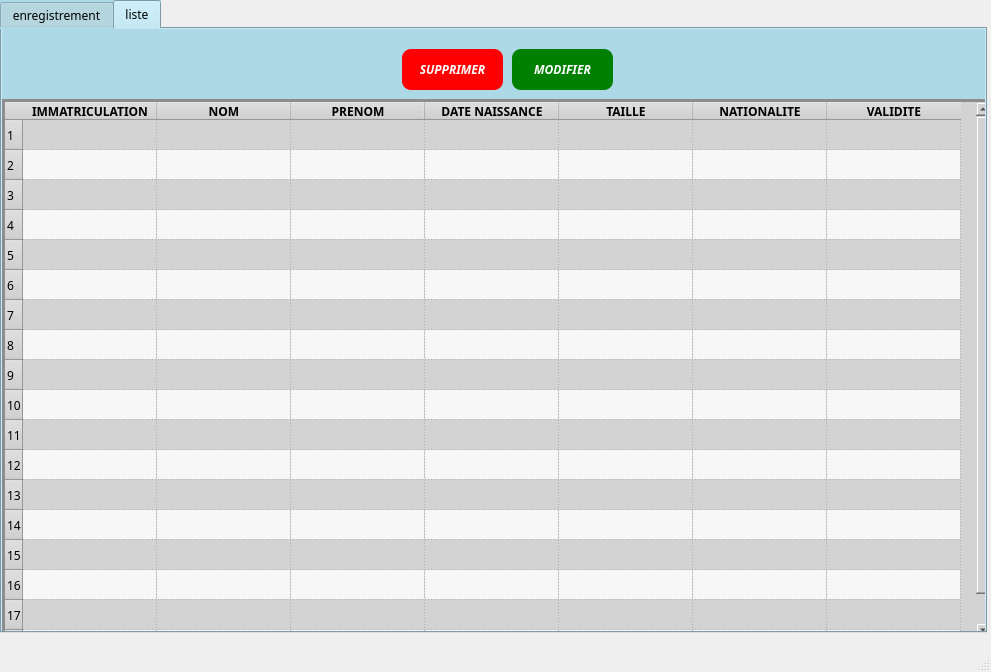
Before: the Qt Designer form UI/renseigmnement_carte_Id.ui in koueAnicet/exerciceVendredi, drawn with Qt 5.
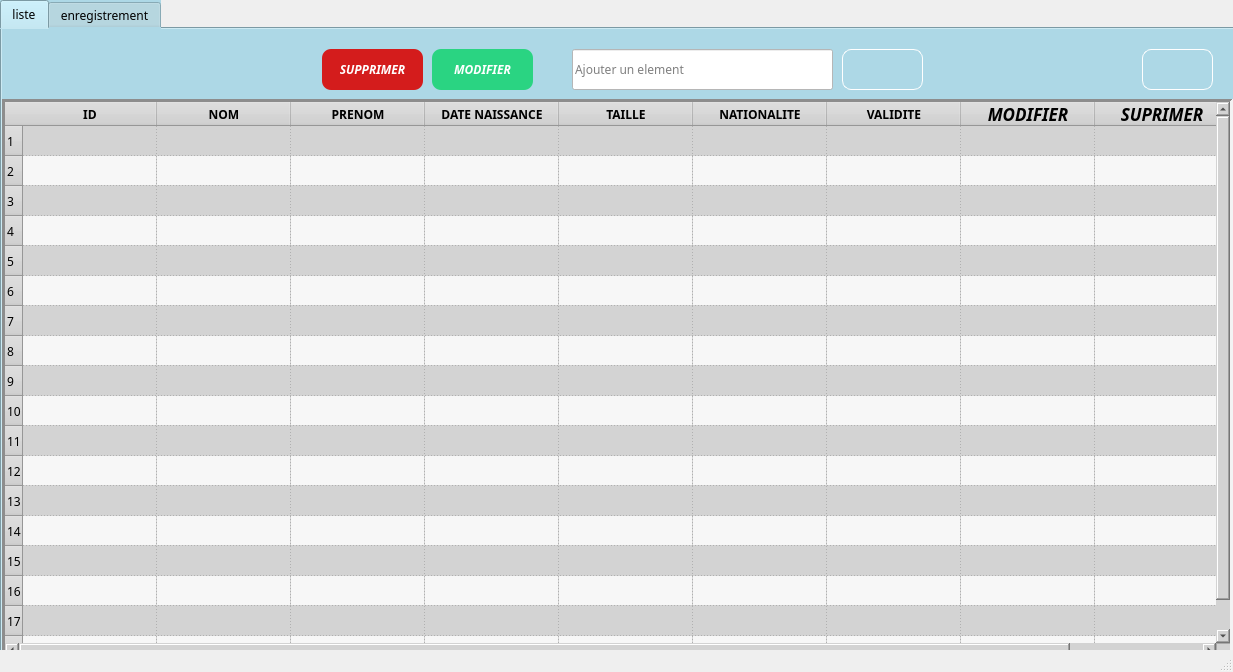
After: the same form once the commit is applied. The open tabs and pages were chosen to show the change.

Diff of the .ui file:
```diff
--- a/UI/renseigmnement_carte_Id.ui
+++ b/UI/renseigmnement_carte_Id.ui
@@ -6,7 +6,7 @@
    <rect>
     <x>0</x>
     <y>0</y>
-    <width>991</width>
+    <width>1233</width>
     <height>672</height>
    </rect>
   </property>
@@ -19,8 +19,8 @@
      <rect>
       <x>0</x>
       <y>0</y>
-      <width>987</width>
-      <height>633</height>
+      <width>1241</width>
+      <height>661</height>
      </rect>
     </property>
     <property name="minimumSize">
@@ -40,6 +40,337 @@
     <property name="currentIndex">
      <number>1</number>
     </property>
+    <property name="iconSize">
+     <size>
+      <width>50</width>
+      <height>50</height>
+     </size>
+    </property>
+    <widget class="QWidget" name="tab_2">
+     <attribute name="title">
+      <string>liste</string>
+     </attribute>
+     <widget class="QPushButton" name="pushButton_4">
+      <property name="geometry">
+       <rect>
+        <x>320</x>
+        <y>20</y>
+        <width>101</width>
+        <height>41</height>
+       </rect>
+      </property>
+      <property name="styleSheet">
+       <string notr="true">QPushButton{
+background-color:#d41c1c;
+color:white;
+font:Italic 16 bold;
+border-radius:9px
+}</string>
+      </property>
+      <property name="text">
+       <string>SUPPRIMER</string>
+      </property>
+     </widget>
+     <widget class="QPushButton" name="pushButton_5">
+      <property name="geometry">
+       <rect>
+        <x>430</x>
+        <y>20</y>
+        <width>101</width>
+        <height>41</height>
+       </rect>
+      </property>
+      <property name="styleSheet">
+       <string notr="true">QPushButton{
+background-color:#2ad482;
+color:white;
+font:Italic 16 bold;
+border-radius:9px
+}</string>
+      </property>
+      <property name="text">
+       <string>MODIFIER</string>
+      </property>
+     </widget>
+     <widget class="QTableWidget" name="tableWidget">
+      <property name="geometry">
+       <rect>
+        <x>0</x>
+        <y>70</y>
+        <width>1231</width>
+        <height>561</height>
+       </rect>
+      </property>
+      <property name="autoFillBackground">
+       <bool>true</bool>
+      </property>
+      <property name="styleSheet">
+       <string notr="true">background-color: lightgrey;
+</string>
+      </property>
+      <property name="frameShape">
+       <enum>QFrame::Panel</enum>
+      </property>
+      <property name="lineWidth">
+       <number>3</number>
+      </property>
+      <property name="midLineWidth">
+       <number>0</number>
+      </property>
+      <property name="sizeAdjustPolicy">
+       <enum>QAbstractScrollArea::AdjustIgnored</enum>
+      </property>
+      <property name="alternatingRowColors">
+       <bool>true</bool>
+      </property>
+      <property name="selectionMode">
+       <enum>QAbstractItemView::ContiguousSelection</enum>
+      </property>
+      <property name="selectionBehavior">
+       <enum>QAbstractItemView::SelectRows</enum>
+      </property>
+      <property name="gridStyle">
+       <enum>Qt::DotLine</enum>
+      </property>
+      <property name="sortingEnabled">
+       <bool>false</bool>
+      </property>
+      <property name="rowCount">
+       <number>18</number>
+      </property>
+      <property name="columnCount">
+       <number>9</number>
+      </property>
+      <attribute name="horizontalHeaderCascadingSectionResizes">
+       <bool>true</bool>
+      </attribute>
+      <attribute name="horizontalHeaderMinimumSectionSize">
+       <number>19</number>
+      </attribute>
+      <attribute name="horizontalHeaderDefaultSectionSize">
+       <number>134</number>
+      </attribute>
+      <row/>
+      <row/>
+      <row/>
+      <row/>
+      <row/>
+      <row/>
+      <row/>
+      <row/>
+      <row/>
+      <row/>
+      <row/>
+      <row/>
+      <row/>
+      <row/>
+      <row/>
+      <row/>
+      <row/>
+      <row/>
+      <column>
+       <property name="text">
+        <string>ID</string>
+       </property>
+       <property name="font">
+        <font>
+         <weight>75</weight>
+         <bold>true</bold>
+        </font>
+       </property>
+       <property name="textAlignment">
+        <set>AlignCenter</set>
+       </property>
+       <property name="background">
+        <color>
+         <red>225</red>
+         <green>0</green>
+         <blue>0</blue>
+        </color>
+       </property>
+      </column>
+      <column>
+       <property name="text">
+        <string>NOM</string>
+       </property>
+       <property name="font">
+        <font>
+         <weight>75</weight>
+         <bold>true</bold>
+        </font>
+       </property>
+       <property name="background">
+        <color>
+         <red>100</red>
+         <green>218</green>
+         <blue>243</blue>
+        </color>
+       </property>
+      </column>
+      <column>
+       <property name="text">
+        <string>PRENOM</string>
+       </property>
+       <property name="font">
+        <font>
+         <weight>75</weight>
+         <bold>true</bold>
+        </font>
+       </property>
+      </column>
+      <column>
+       <property name="text">
+        <string>DATE NAISSANCE</string>
+       </property>
+       <property name="font">
+        <font>
+         <weight>75</weight>
+         <bold>true</bold>
+        </font>
+       </property>
+      </column>
+      <column>
+       <property name="text">
+        <string>TAILLE</string>
+       </property>
+       <property name="font">
+        <font>
+         <weight>75</weight>
+         <bold>true</bold>
+        </font>
+       </property>
+      </column>
+      <column>
+       <property name="text">
+        <string>NATIONALITE</string>
+       </property>
+       <property name="font">
+        <font>
+         <weight>75</weight>
+         <bold>true</bold>
+        </font>
+       </property>
+      </column>
+      <column>
+       <property name="text">
+        <string>VALIDITE</string>
+       </property>
+       <property name="font">
+        <font>
+         <weight>75</weight>
+         <bold>true</bold>
+        </font>
+       </property>
+       <property name="background">
+        <color>
+         <red>112</red>
+         <green>238</green>
+         <blue>160</blue>
+        </color>
+       </property>
+      </column>
+      <column>
+       <property name="text">
+        <string>MODIFIER</string>
+       </property>
+       <property name="font">
+        <font>
+         <pointsize>13</pointsize>
+         <weight>75</weight>
+         <italic>true</italic>
+         <bold>true</bold>
+        </font>
+       </property>
+      </column>
+      <column>
+       <property name="text">
+        <string>SUPRIMER</string>
+       </property>
+       <property name="font">
+        <font>
+         <pointsize>13</pointsize>
+         <weight>75</weight>
+         <italic>true</italic>
+         <bold>true</bold>
+        </font>
+       </property>
+      </column>
+      <item row="0" column="0">
+       <property name="text">
+        <string/>
+       </property>
+       <property name="textAlignment">
+        <set>AlignCenter</set>
+       </property>
+       <property name="flags">
+        <set>ItemIsSelectable|ItemIsDragEnabled|ItemIsDropEnabled|ItemIsUserCheckable|ItemIsEnabled</set>
+       </property>
+      </item>
+     </widget>
+     <widget class="QLineEdit" name="lineEdit">
+      <property name="geometry">
+       <rect>
+        <x>570</x>
+        <y>20</y>
+        <width>261</width>
+        <height>41</height>
+       </rect>
+      </property>
+      <property name="styleSheet">
+       <string notr="true">QLineEdit{
+
+background-color:white;
+}</string>
+      </property>
+      <property name="placeholderText">
+       <string>Ajouter un element </string>
+      </property>
+     </widget>
+     <widget class="QPushButton" name="pushButton">
+      <property name="geometry">
+       <rect>
+        <x>840</x>
+        <y>20</y>
+        <width>81</width>
+        <height>41</height>
+       </rect>
+      </property>
+      <property name="styleSheet">
+       <string notr="true">QPushButton{
+background-color:lightblue;
+color:white;
+font:Italic 16 bold;
+border-radius:9px;
+border:1px solid white;
+}</string>
+      </property>
+      <property name="text">
+       <string/>
+      </property>
+     </widget>
+     <widget class="QPushButton" name="pushButton_2">
+      <property name="geometry">
+       <rect>
+        <x>1140</x>
+        <y>20</y>
+        <width>71</width>
+        <height>41</height>
+       </rect>
+      </property>
+      <property name="styleSheet">
+       <string notr="true">QPushButton{
+background-color:lightblue;
+color:white;
+font:Italic 16 bold;
+border-radius:9px;
+border:1px solid white;
+}</string>
+      </property>
+      <property name="text">
+       <string/>
+      </property>
+     </widget>
+    </widget>
     <widget class="QWidget" name="tab">
      <attribute name="title">
       <string>enregistrement</string>
@@ -551,225 +882,27 @@
         </date>
        </property>
       </widget>
-     </widget>
-    </widget>
-    <widget class="QWidget" name="tab_2">
-     <attribute name="title">
-      <string>liste</string>
-     </attribute>
-     <widget class="QPushButton" name="pushButton_4">
-      <property name="geometry">
-       <rect>
-        <x>400</x>
-        <y>20</y>
-        <width>101</width>
-        <height>41</height>
-       </rect>
-      </property>
-      <property name="styleSheet">
-       <string notr="true">QPushButton{
-background-color:red;
-color:white;
-font:Italic 16 bold;
-border-radius:9px
+      <widget class="QLabel" name="labPhoto">
+       <property name="geometry">
+        <rect>
+         <x>1030</x>
+         <y>100</y>
+         <width>121</width>
+         <height>161</height>
+        </rect>
+       </property>
+       <property name="styleSheet">
+        <string notr="true">QLabel{
+border:1px solid white;
 }</string>
-      </property>
-      <property name="text">
-       <string>SUPPRIMER</string>
-      </property>
-     </widget>
-     <widget class="QPushButton" name="pushButton_5">
-      <property name="geometry">
-       <rect>
-        <x>510</x>
-        <y>20</y>
-        <width>101</width>
-        <height>41</height>
-       </rect>
-      </property>
-      <property name="styleSheet">
-       <string notr="true">QPushButton{
-background-color:green;
-color:white;
-font:Italic 16 bold;
-border-radius:9px
-}</string>
-      </property>
-      <property name="text">
-       <string>MODIFIER</string>
-      </property>
-     </widget>
-     <widget class="QTableWidget" name="tableWidget">
-      <property name="geometry">
-       <rect>
-        <x>0</x>
-        <y>70</y>
-        <width>991</width>
-        <height>541</height>
-       </rect>
-      </property>
-      <property name="autoFillBackground">
-       <bool>true</bool>
-      </property>
-      <property name="styleSheet">
-       <string notr="true">background-color: lightgrey;
-</string>
-      </property>
-      <property name="frameShape">
-       <enum>QFrame::Panel</enum>
-      </property>
-      <property name="lineWidth">
-       <number>3</number>
-      </property>
-      <property name="midLineWidth">
-       <number>0</number>
-      </property>
-      <property name="sizeAdjustPolicy">
-       <enum>QAbstractScrollArea::AdjustIgnored</enum>
-      </property>
-      <property name="alternatingRowColors">
-       <bool>true</bool>
-      </property>
-      <property name="selectionMode">
-       <enum>QAbstractItemView::ContiguousSelection</enum>
-      </property>
-      <property name="selectionBehavior">
-       <enum>QAbstractItemView::SelectColumns</enum>
-      </property>
-      <property name="gridStyle">
-       <enum>Qt::DotLine</enum>
-      </property>
-      <property name="sortingEnabled">
-       <bool>false</bool>
-      </property>
-      <property name="rowCount">
-       <number>18</number>
-      </property>
-      <property name="columnCount">
-       <number>7</number>
-      </property>
-      <attribute name="horizontalHeaderCascadingSectionResizes">
-       <bool>true</bool>
-      </attribute>
-      <attribute name="horizontalHeaderMinimumSectionSize">
-       <number>19</number>
-      </attribute>
-      <attribute name="horizontalHeaderDefaultSectionSize">
-       <number>134</number>
-      </attribute>
-      <row/>
-      <row/>
-      <row/>
-      <row/>
-      <row/>
-      <row/>
-      <row/>
-      <row/>
-      <row/>
-      <row/>
-      <row/>
-      <row/>
-      <row/>
-      <row/>
-      <row/>
-      <row/>
-      <row/>
-      <row/>
-      <column>
-       <property name="text">
-        <string>IMMATRICULATION</string>
        </property>
-       <property name="font">
-        <font>
-         <weight>75</weight>
-         <bold>true</bold>
-        </font>
-       </property>
-      </column>
-      <column>
        <property name="text">
-        <string>NOM</string>
+        <string>&lt;html&gt;&lt;head/&gt;&lt;body&gt;&lt;p align=&quot;center&quot;&gt;Photo&lt;/p&gt;&lt;/body&gt;&lt;/html&gt;</string>
        </property>
-       <property name="font">
-        <font>
-         <weight>75</weight>
-         <bold>true</bold>
-        </font>
+       <property name="scaledContents">
+        <bool>true</bool>
        </property>
-      </column>
-      <column>
-       <property name="text">
-        <string>PRENOM</string>
-       </property>
-       <property name="font">
-        <font>
-         <weight>75</weight>
-         <bold>true</bold>
-        </font>
-       </property>
-      </column>
-      <column>
-       <property name="text">
-        <string>DATE NAISSANCE</string>
-       </property>
-       <property name="font">
-        <font>
-         <weight>75</weight>
-         <bold>true</bold>
-        </font>
-       </property>
-      </column>
-      <column>
-       <property name="text">
-        <string>TAILLE</string>
-       </property>
-       <property name="font">
-        <font>
-         <weight>75</weight>
-         <bold>true</bold>
-        </font>
-       </property>
-      </column>
-      <column>
-       <property name="text">
-        <string>NATIONALITE</string>
-       </property>
-       <property name="font">
-        <font>
-         <weight>75</weight>
-         <bold>true</bold>
-        </font>
-       </property>
-      </column>
-      <column>
-       <property name="text">
-        <string>VALIDITE</string>
-       </property>
-       <property name="font">
-        <font>
-         <weight>75</weight>
-         <bold>true</bold>
-        </font>
-       </property>
-       <property name="background">
-        <color>
-         <red>86</red>
-         <green>154</green>
-         <blue>51</blue>
-        </color>
-       </property>
-      </column>
-      <item row="0" column="0">
-       <property name="text">
-        <string/>
-       </property>
-       <property name="textAlignment">
-        <set>AlignCenter</set>
-       </property>
-       <property name="flags">
-        <set>ItemIsSelectable|ItemIsDragEnabled|ItemIsDropEnabled|ItemIsUserCheckable|ItemIsEnabled</set>
-       </property>
-      </item>
+      </widget>
      </widget>
     </widget>
    </widget>
```
Left out of the diff: 114 changed lines with no effect on the pictures.
